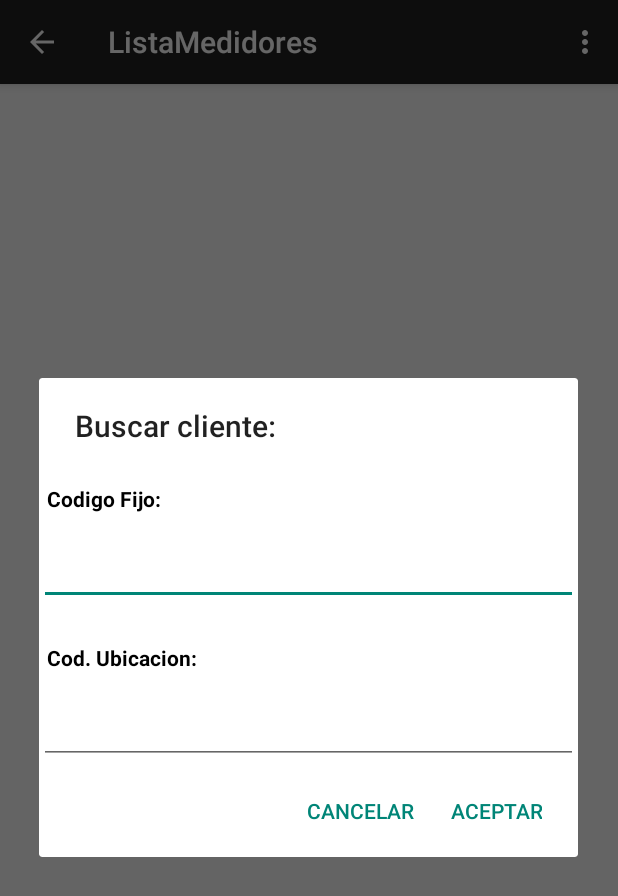
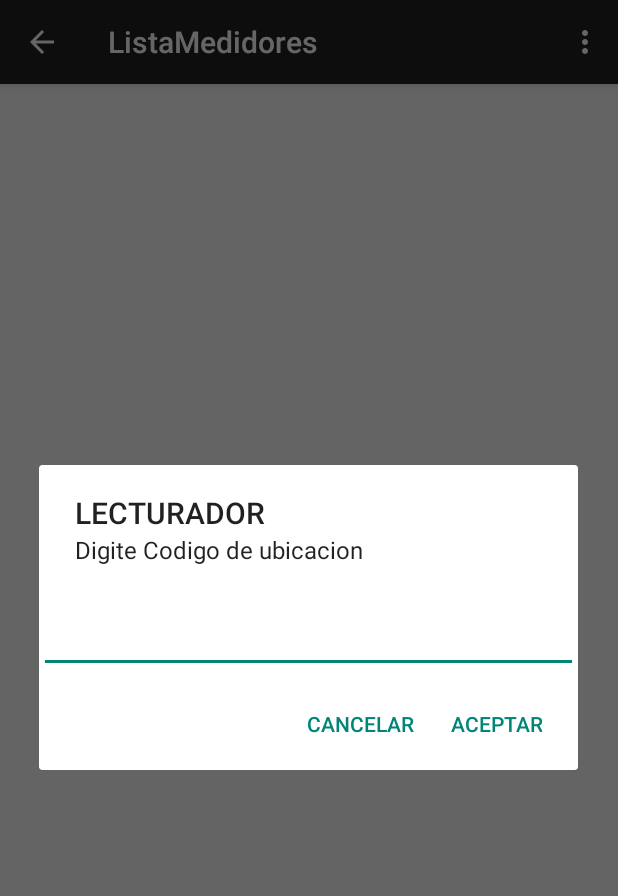
Before and after one commit to rdariopv/appLecturadorV2, an Android app: the ListaMedidores screen opened directly, with no data from a screen before it, in the options menu, after a tap on "Buscar", on a phone screen of 412 x 824 dp. Shown: the top 896 px of the screen. Run offline under Robolectric (Android 15) with nearby library versions, the phone set to English and light mode, and no system bars.

Commit message:
ajustes de reimpresion, se manda a la clase reimprimir asi como el apk que la ingeniera me paso, solucionado el problema de reimpresion

```diff
--- a/app/src/main/java/com/lecturador/android/applecturador/ListaMedidores.java
+++ b/app/src/main/java/com/lecturador/android/applecturador/ListaMedidores.java
@@ -52,8 +52,8 @@ public class ListaMedidores extends AppCompatActivity {
 
         //noinspection SimplifiableIfStatement
         if (id == R.id.reimprimir) {
-            //lanzarDialogBusquedaCliente();
-            otroDialogo();
+            lanzarDialogBusquedaCliente();
+           // otroDialogo();
             //Toast.makeText(this,"En desarrollo",Toast.LENGTH_LONG ).show();
         }
 
--- a/app/src/main/java/com/lecturador/android/applecturador/ReImprimir.java
+++ b/app/src/main/java/com/lecturador/android/applecturador/ReImprimir.java
@@ -119,6 +119,8 @@ public class ReImprimir extends AppCompatActivity {
 
         if (config.isPrintOnline()) {
             new enviarImprimir().execute();
+        }else{
+            Toast.makeText(this, "Impresion en linea desactivada" , Toast.LENGTH_SHORT).show();
         }
     }
 
--- a/app/src/main/res/layout/activity_menu_principal.xml
+++ b/app/src/main/res/layout/activity_menu_principal.xml
@@ -48,7 +48,7 @@
             android:id="@+id/textView"
             android:layout_width="wrap_content"
             android:layout_height="wrap_content"
-            android:text="21jul2024 00:00"
+            android:text="22jul2024 23:00"
             android:textAlignment="center"
             android:textAppearance="?android:attr/textAppearanceSmall" />
 
```
Also changed, not shown: 12 other files.
